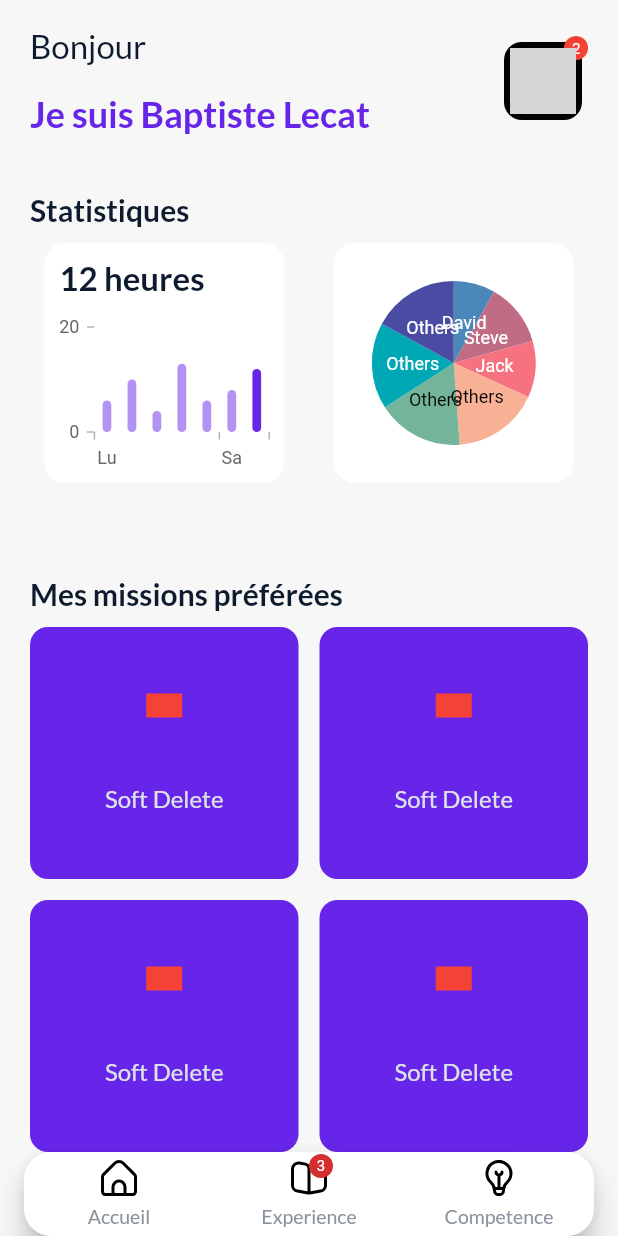
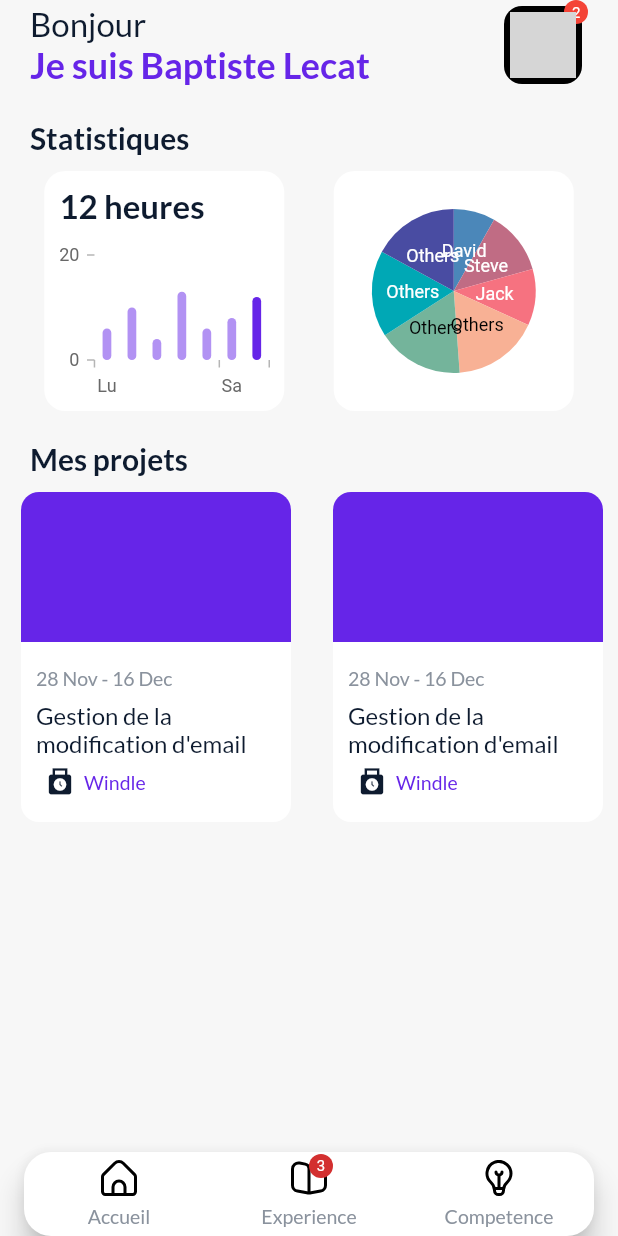
Before and after one commit to BaptisteLecat/portfolio_app, a Flutter app: the screen it shows after launch, on a phone screen of 412 x 824 dp. Run offline on Flutter 3.47's test engine with Material 2 defaults, Android fonts, the phone set to English and light mode, and no system bars; drawn by our look-alikes of custom_navigation_bar, video_player; our stand-ins replace bloc, equatable, flutter_bloc, flutter_secure_storage, flutter_svg, freezed_annotation and 2 more; network calls fail; grey boxes are pictures that could not be loaded.

Commit message:
Refactoring project widgets list on HomePage

```diff
--- a/lib/presentation/feature/home/view/home_view.dart
+++ b/lib/presentation/feature/home/view/home_view.dart
@@ -2,7 +2,8 @@ import 'package:flutter/material.dart';
 import 'package:portfolio_app/presentation/feature/account/screen/account_screen.dart';
 import 'package:portfolio_app/presentation/feature/home/widget/code_time_chart.dart';
 import 'package:portfolio_app/presentation/feature/home/widget/github_data.dart';
-import 'package:portfolio_app/presentation/feature/home/widget/mission_card.dart';
+import 'package:portfolio_app/presentation/feature/home/widget/project_card.dart';
+import 'package:portfolio_app/presentation/feature/home/widget/project_list.dart';
 import 'package:portfolio_app/presentation/widget/theme/colors.dart';
 import 'package:video_player/video_player.dart';
 
@@ -53,11 +54,9 @@ class _HomeViewState extends State<HomeView> {
           hasScrollBody: false,
           child: Column(
             children: [
-              Expanded(
-                flex: 2,
-                child: Padding(
-                  padding: const EdgeInsets.only(
-                      bottom: 20, left: 20.0, right: 20.0),
+              Padding(
+                padding:
+                    const EdgeInsets.only(bottom: 20, left: 20.0, right: 20.0),
                 child: Row(
                   mainAxisAlignment: MainAxisAlignment.spaceBetween,
                   children: [
@@ -149,10 +148,7 @@ class _HomeViewState extends State<HomeView> {
                   ],
                 ),
               ),
-              ),
-              Expanded(
-                flex: 4,
-                child: Padding(
+              Padding(
                 padding: const EdgeInsets.symmetric(horizontal: 20.0),
                 child: Column(
                   crossAxisAlignment: CrossAxisAlignment.start,
@@ -178,62 +174,13 @@ class _HomeViewState extends State<HomeView> {
                   ],
                 ),
               ),
+              SizedBox(
+                height: 20,
               ),
-              Expanded(
-                  flex: 6,
-                  child: Padding(
-                    padding: const EdgeInsets.symmetric(horizontal: 20.0),
-                    child: Flex(
-                        direction: Axis.vertical,
-                        crossAxisAlignment: CrossAxisAlignment.start,
-                        children: [
-                          Text(
-                            "Mes missions préférées",
-                            style: Theme.of(context)
-                                .textTheme
-                                .headline5!
-                                .copyWith(
-                                    color: secondaryColor,
-                                    fontWeight: FontWeight.bold),
+              Flexible(child: ProjectList()),
+              SizedBox(
+                height: 20,
               ),
-                          const SizedBox(
-                            height: 10,
-                          ),
-                          Expanded(
-                              child: Flex(
-                                  direction: Axis.horizontal,
-                                  mainAxisAlignment:
-                                      MainAxisAlignment.spaceEvenly,
-                                  crossAxisAlignment: CrossAxisAlignment.center,
-                                  children: [
-                                Expanded(
-                                  child: Column(
-                                    children: const [
-                                      Expanded(child: MissionCard()),
-                                      SizedBox(
-                                        height: 14,
-                                      ),
-                                      Expanded(child: MissionCard()),
-                                    ],
-                                  ),
-                                ),
-                                SizedBox(
-                                  width: 14,
-                                ),
-                                Expanded(
-                                  child: Column(
-                                    children: const [
-                                      Expanded(child: MissionCard()),
-                                      SizedBox(
-                                        height: 14,
-                                      ),
-                                      Expanded(child: MissionCard()),
-                                    ],
-                                  ),
-                                )
-                              ]))
-                        ]),
-                  )),
             ],
           ),
         ),
--- a/lib/presentation/feature/home/widget/mission_card.dart
+++ /dev/null
@@ -1,32 +0,0 @@
-import 'package:flutter/material.dart';
-import 'package:portfolio_app/presentation/widget/theme/colors.dart';
-
-class MissionCard extends StatelessWidget {
-  const MissionCard({
-    Key? key,
-  }) : super(key: key);
-
-  @override
-  Widget build(BuildContext context) {
-    return Container(
-      decoration: BoxDecoration(
-          color: primaryColor, borderRadius: BorderRadius.circular(12)),
-      child: Center(
-        child: Column(
-          mainAxisAlignment: MainAxisAlignment.spaceEvenly,
-          children: [
-            Container(
-              color: Colors.red,
-              height: 16,
-              width: 24,
-            ),
-            Text(
-              "Soft Delete",
-              style: Theme.of(context).textTheme.headline6,
-            ),
-          ],
-        ),
-      ),
-    );
-  }
-}
--- /dev/null
+++ b/lib/presentation/feature/home/widget/project_card.dart
@@ -0,0 +1,75 @@
+import 'package:flutter/material.dart';
+import 'package:portfolio_app/presentation/widget/theme/colors.dart';
+
+class ProjectCard extends StatelessWidget {
+  const ProjectCard({
+    Key? key,
+  }) : super(key: key);
+
+  @override
+  Widget build(BuildContext context) {
+    return Container(
+      margin: const EdgeInsets.symmetric(horizontal: 14),
+      height: 220,
+      width: 180,
+      decoration: BoxDecoration(
+          color: Colors.white, borderRadius: BorderRadius.circular(12)),
+      child: Center(
+        child: Column(
+          //mainAxisAlignment: MainAxisAlignment.spaceEvenly,
+          children: [
+            Expanded(
+              flex: 5,
+              child: ClipRRect(
+                borderRadius: const BorderRadius.only(
+                    topLeft: Radius.circular(12),
+                    topRight: Radius.circular(12)),
+                child: Container(
+                  color: primaryColor,
+                ),
+              ),
+            ),
+            Expanded(
+                flex: 6,
+                child: Padding(
+                  padding: const EdgeInsets.all(10.0),
+                  child: Column(
+                    mainAxisAlignment: MainAxisAlignment.spaceEvenly,
+                    crossAxisAlignment: CrossAxisAlignment.start,
+                    children: [
+                      Text("28 Nov - 16 Dec",
+                          style: Theme.of(context)
+                              .textTheme
+                              .bodyText2!
+                              .copyWith(color: secondaryColorBrighter)),
+                      Text("Gestion de la modification d'email",
+                          style: Theme.of(context)
+                              .textTheme
+                              .headline6!
+                              .copyWith(color: secondaryColor)),
+                      Flex(
+                          direction: Axis.horizontal,
+                          mainAxisAlignment: MainAxisAlignment.spaceBetween,
+                          children: [
+                            Expanded(
+                                child: Icon(Icons.punch_clock,
+                                    color: secondaryColor)),
+                            Expanded(
+                              flex: 2,
+                              child: Text("Windle",
+                                  style: Theme.of(context)
+                                      .textTheme
+                                      .bodyText2!
+                                      .copyWith(color: primaryColor)),
+                            ),
+                            Expanded(flex: 2, child: Container())
+                          ])
+                    ],
+                  ),
+                ))
+          ],
+        ),
+      ),
+    );
+  }
+}
--- /dev/null
+++ b/lib/presentation/feature/home/widget/project_list.dart
@@ -0,0 +1,41 @@
+import 'package:flutter/material.dart';
+import 'package:portfolio_app/presentation/feature/home/widget/project_card.dart';
+import 'package:portfolio_app/presentation/widget/theme/colors.dart';
+
+class ProjectList extends StatelessWidget {
+  const ProjectList({
+    Key? key,
+  }) : super(key: key);
+
+  @override
+  Widget build(BuildContext context) {
+    return Flex(
+        direction: Axis.vertical,
+        crossAxisAlignment: CrossAxisAlignment.start,
+        children: [
+          Padding(
+            padding: const EdgeInsets.symmetric(horizontal: 20.0),
+            child: Text(
+              "Mes projets",
+              style: Theme.of(context)
+                  .textTheme
+                  .headline5!
+                  .copyWith(color: secondaryColor, fontWeight: FontWeight.bold),
+            ),
+          ),
+          const SizedBox(
+            height: 10,
+          ),
+          SizedBox(
+            height: 220,
+            child: ListView.builder(
+              scrollDirection: Axis.horizontal,
+              itemCount: 5,
+              itemBuilder: ((context, index) {
+                return Expanded(child: ProjectCard());
+              }),
+            ),
+          )
+        ]);
+  }
+}
```
Lines whose indentation alone changed are shown as unchanged.
